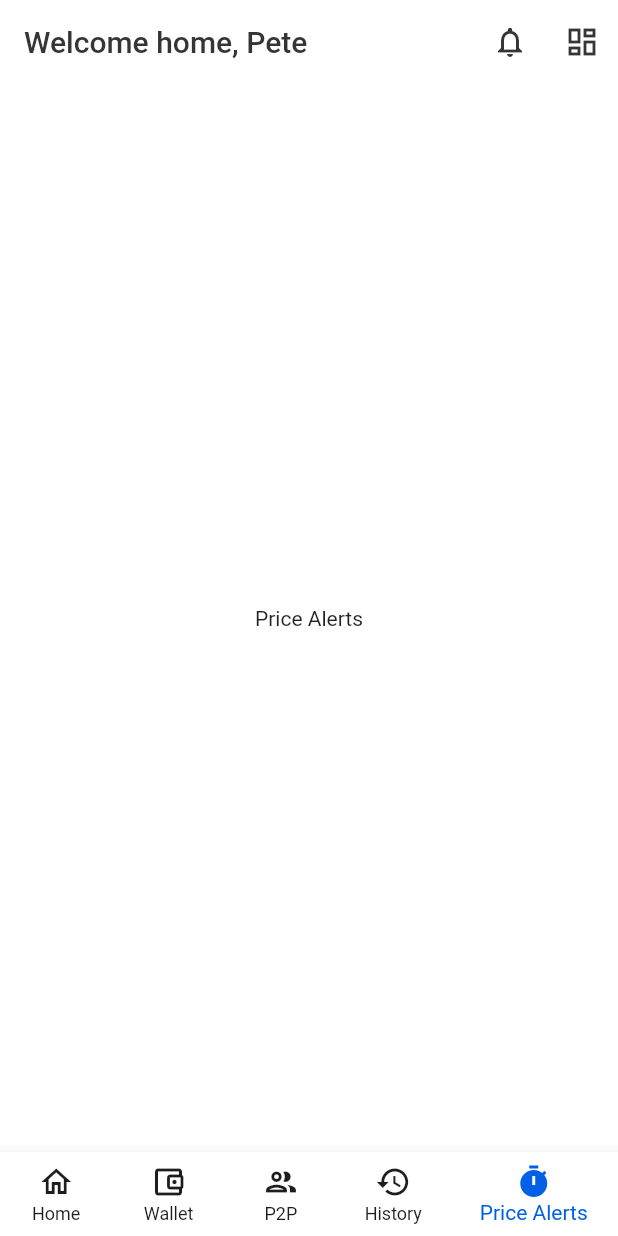
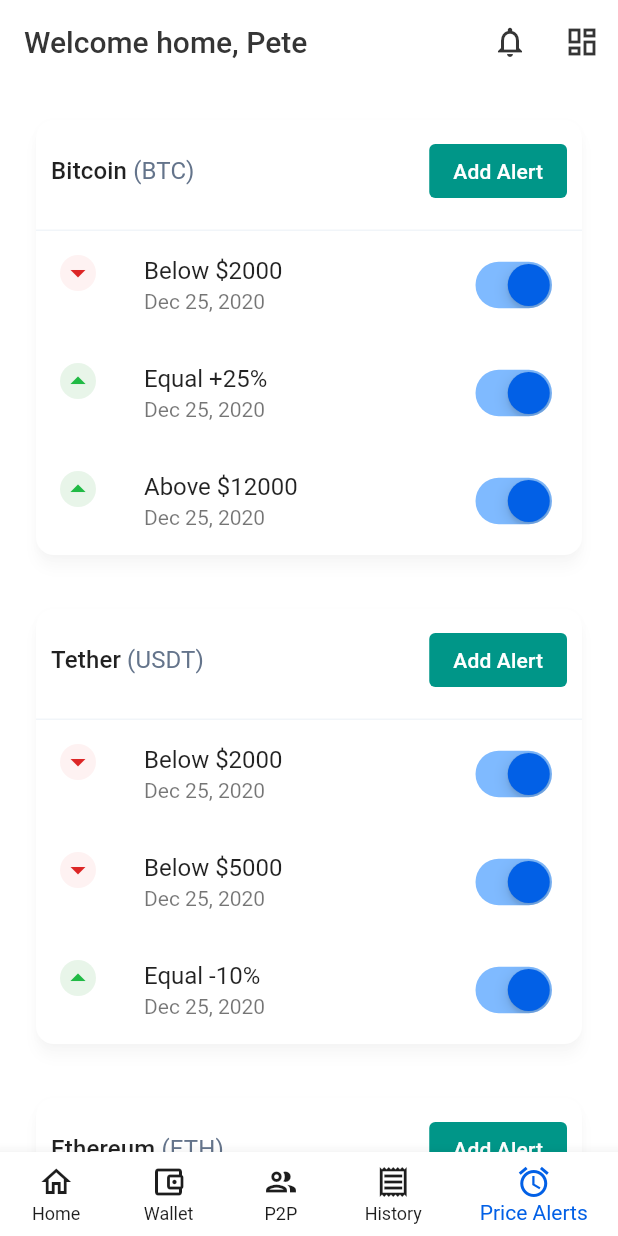
Before and after one commit to onumengine/coinswapr, a Flutter app: the HomePage screen opened by its route, item 5 of the bottom bar chosen, on a phone screen of 412 x 824 dp. Run offline on Flutter 3.47's test engine with Material 2 defaults, Android fonts, the phone set to English and light mode, and no system bars; our stand-ins replace equatable, get_it, otp_text_field, shared_preferences, transparent_image; accounts and stored records are empty; network calls fail.

Commit message:
build price alerts UI

```diff
--- /dev/null
+++ b/lib/core/temp/price_alert_groups.dart
@@ -0,0 +1,85 @@
+import 'package:coinswapr/models/price_alert.dart';
+
+List<PriceAlertGroup> priceAlertGroups = [
+  PriceAlertGroup(
+    coinSymbol: 'btc',
+    coinName: 'Bitcoin',
+    alerts: <PriceAlert>[
+      PriceAlert(
+        description: 'Below \$2000',
+        dateCreated: DateTime(2020, 12, 25),
+        price: 2000,
+        type: AlertType.below,
+        enabled: true,
+      ),
+      PriceAlert(
+        description: 'Equal +25%',
+        dateCreated: DateTime(2020, 12, 25),
+        price: 2000 + ((25/100) * 2000),
+        type: AlertType.equal,
+        enabled: true,
+      ),
+      PriceAlert(
+        description: 'Above \$12000',
+        dateCreated: DateTime(2020, 12, 25),
+        price: 12000,
+        type: AlertType.above,
+        enabled: true,
+      ),
+    ],
+  ),
+  PriceAlertGroup(
+    coinSymbol: 'usdt',
+    coinName: 'Tether',
+    alerts: <PriceAlert>[
+      PriceAlert(
+        description: 'Below \$2000',
+        dateCreated: DateTime(2020, 12, 25),
+        price: 2000,
+        type: AlertType.below,
+        enabled: true,
+      ),
+      PriceAlert(
+        description: 'Below \$5000',
+        dateCreated: DateTime(2020, 12, 25),
+        price: 5000,
+        type: AlertType.below,
+        enabled: true,
+      ),
+      PriceAlert(
+        description: 'Equal -10%',
+        dateCreated: DateTime(2020, 12, 25),
+        price: 12000 + ((-20/100) * 12000),
+        type: AlertType.equal,
+        enabled: true,
+      ),
+    ],
+  ),
+  PriceAlertGroup(
+    coinSymbol: 'eth',
+    coinName: 'Ethereum',
+    alerts: <PriceAlert>[
+      PriceAlert(
+        description: 'Below \$2000',
+        dateCreated: DateTime(2020, 12, 25),
+        price: 2000,
+        type: AlertType.below,
+        enabled: true,
+      ),
+      PriceAlert(
+        description: 'Below \$2000',
+        dateCreated: DateTime(2020, 12, 25),
+        price: 2000,
+        type: AlertType.below,
+        enabled: true,
+      ),
+      PriceAlert(
+        description: 'Above \$12000',
+        dateCreated: DateTime(2020, 12, 25),
+        price: 12000,
+        type: AlertType.above,
+        enabled: true,
+      ),
+    ],
+  ),
+];
--- a/lib/core/theming/color_palette.dart
+++ b/lib/core/theming/color_palette.dart
@@ -18,8 +18,10 @@ class ColorPalette {
   static const searchbarHintText = Color(0xFF94A3B8);
   static const greenIcon = Color(0xFF21BA45);
   static const greenIconBg = Color(0x1A21BA45);
+  static const greenPriceAlertIconBG = Color(0xFFE8F5E9);
   static const redIcon = Color(0xFFDC2626);
   static const redIconBG = Color(0x1ADC2626);
+  static const redPriceAlertIconBG = Color(0xFFFEF2F2);
   static const normalIcon = Color(0xFF353535);
   static const normalIconBG = Color(0xFFF1F5F9);
   static const blueIcon = Color(0xFF03A9F4);
@@ -31,4 +33,6 @@ class ColorPalette {
   static const activeSwitch = Color(0x800075FF);
   static const greyText = Color(0xFF64748B);
   static const blackText = Color(0xFF1E293B);
+  static const cardShadow = Color(0x04000000);
+  static const greenButtonSecondary = Color(0xFF009688);
 }
--- a/lib/core/utilities/format_date.dart
+++ b/lib/core/utilities/format_date.dart
@@ -14,7 +14,7 @@ String formatDate(DateTime date) {
     "Dec",
   ];
   int year = date.year;
-  String month = months[date.month];
+  String month = months[date.month - 1];
   int day = date.day;
   return "$month $day, $year";
 }
--- a/lib/models/coin.dart
+++ b/lib/models/coin.dart
@@ -1,13 +1,13 @@
 import 'package:equatable/equatable.dart';
 
 class Coin extends Equatable {
-  String symbol;
-  String name;
-  double amount;
-  double value;
-  double change;
+  final String symbol;
+  final String name;
+  final double amount;
+  final double value;
+  final double change;
 
-  Coin({
+  const Coin({
     required this.symbol,
     required this.name,
     required this.amount,
--- /dev/null
+++ b/lib/models/price_alert.dart
@@ -0,0 +1,51 @@
+import 'package:equatable/equatable.dart';
+
+enum AlertType {
+  above,
+  below,
+  equal,
+}
+
+class PriceAlert extends Equatable {
+  final String description;
+  final DateTime dateCreated;
+  final double price;
+  final AlertType type;
+  final bool enabled;
+
+  const PriceAlert({
+    required this.description,
+    required this.dateCreated,
+    required this.price,
+    required this.type,
+    required this.enabled,
+  });
+
+  @override
+  List<Object?> get props => [
+        description,
+        dateCreated,
+        price,
+        type,
+        enabled,
+      ];
+}
+
+class PriceAlertGroup extends Equatable {
+  final String coinSymbol;
+  final String coinName;
+  final List<PriceAlert> alerts;
+
+  const PriceAlertGroup({
+    required this.coinSymbol,
+    required this.coinName,
+    required this.alerts,
+  });
+
+  @override
+  List<Object?> get props => [
+    coinSymbol,
+    coinName,
+    alerts,
+  ];
+}
--- /dev/null
+++ b/lib/services/app_settings.dart
@@ -0,0 +1,9 @@
+import 'package:shared_preferences/shared_preferences.dart';
+
+class AppSettingsService {
+  SharedPreferences store;
+
+  AppSettingsService({
+    required this.store,
+  });
+}
--- /dev/null
+++ b/lib/viewmodels/price_alerts_vm.dart
@@ -0,0 +1,40 @@
+import 'package:coinswapr/core/temp/price_alert_groups.dart';
+import 'package:coinswapr/models/price_alert.dart';
+import 'package:equatable/equatable.dart';
+import 'package:flutter/material.dart';
+
+abstract class PriceAlertsState extends Equatable {}
+
+class EmptyState extends PriceAlertsState {
+  final int numberOfAlerts = 0;
+
+  @override
+  List<Object?> get props => [numberOfAlerts];
+}
+
+class LoadingState extends PriceAlertsState {
+  @override
+  List<Object?> get props => [];
+}
+
+class PopulatedState extends PriceAlertsState {
+  final int numberOfAlerts;
+
+  PopulatedState({ required this.numberOfAlerts });
+
+  @override
+  List<Object?> get props => [numberOfAlerts];
+}
+
+class PriceAlertsViewModel extends ChangeNotifier {
+  late PriceAlertsState _state;
+  late List<PriceAlertGroup> _alertGroups;
+
+  PriceAlertsViewModel() {
+    _state = LoadingState();
+    _alertGroups = priceAlertGroups;
+  }
+
+  PriceAlertsState get state => _state;
+  List<PriceAlertGroup> get alertGroups => _alertGroups;
+}
--- a/lib/views/components/price_alerts.dart
+++ b/lib/views/components/price_alerts.dart
@@ -1,3 +1,6 @@
+import 'package:coinswapr/core/temp/price_alert_groups.dart';
+import 'package:coinswapr/core/theming/color_palette.dart';
+import 'package:coinswapr/views/molecules/price_alert_tile.dart';
 import 'package:flutter/material.dart';
 
 class PriceAlerts extends StatefulWidget {
@@ -8,10 +11,100 @@ class PriceAlerts extends StatefulWidget {
 }
 
 class _PriceAlertsState extends State<PriceAlerts> {
+  final TextStyle _coinNameStyle = const TextStyle(
+    fontSize: 16,
+    fontWeight: FontWeight.w500,
+    letterSpacing: .1,
+    color: ColorPalette.tileTitleText,
+  );
+  final TextStyle _coinSymbolStyle = const TextStyle(
+    fontSize: 16,
+    fontWeight: FontWeight.w400,
+    letterSpacing: .1,
+    color: ColorPalette.greyText,
+  );
+
   @override
   Widget build(BuildContext context) {
-    return const Center(
-      child: Text("Price Alerts"),
+    return ListView(
+      padding: const EdgeInsets.all(24),
+      children: priceAlertGroups
+          .map(
+            (alertGroup) => Padding(
+              padding: const EdgeInsets.only(bottom: 36),
+              child: Container(
+                padding: EdgeInsets.zero,
+                decoration: BoxDecoration(
+                  color: ColorPalette.primaryWhite,
+                  borderRadius: BorderRadius.circular(12),
+                  boxShadow: const [
+                    BoxShadow(
+                      color: Color(0x04000000),
+                      offset: Offset(0, 1.85),
+                      blurRadius: 3.15,
+                      spreadRadius: 0,
+                    ),
+                    BoxShadow(
+                      color: Color(0x07000000),
+                      offset: Offset(0, 8.15),
+                      blurRadius: 6.52,
+                      spreadRadius: 0,
+                    ),
+                  ]
+                ),
+                child: Column(
+                  children: [
+                    Padding(
+                      padding: const EdgeInsets.all(10) +
+                          const EdgeInsets.only(bottom: 5),
+                      child: Row(
+                        mainAxisAlignment: MainAxisAlignment.spaceBetween,
+                        children: [
+                          Text.rich(
+                            TextSpan(
+                              text: alertGroup.coinName,
+                              style: _coinNameStyle,
+                              children: <TextSpan>[
+                                TextSpan(
+                                  text: " (${alertGroup.coinSymbol.toUpperCase()})",
+                                  style: _coinSymbolStyle,
+                                ),
+                              ],
+                            ),
+                          ),
+                          ElevatedButton(
+                            onPressed: () {},
+                            style: ElevatedButton.styleFrom(
+                              backgroundColor: ColorPalette.greenButtonSecondary,
+                              textStyle: const TextStyle(
+                                fontSize: 14,
+                                fontWeight: FontWeight.w500,
+                                letterSpacing: .1,
+                              ),
+                              elevation: 0,
+                              padding: const EdgeInsets.symmetric(vertical: 4, horizontal: 16),
+                            ),
+                            child: const Text("Add Alert"),
+                          ),
+                        ],
+                      ),
+                    ),
+                    const Divider(
+                      height: 1,
+                      thickness: 1,
+                      color: ColorPalette.searchInputBG,
+                    ),
+                    Column(
+                      children: alertGroup.alerts
+                          .map((alert) => PriceAlertTile(alert: alert))
+                          .toList(),
+                    ),
+                  ],
+                ),
+              ),
+            ),
+          )
+          .toList(),
     );
   }
 }
--- a/lib/views/components/wallet.dart
+++ b/lib/views/components/wallet.dart
@@ -113,4 +113,10 @@ class _WalletState extends State<Wallet> {
       ],
     );
   }
+
+  @override
+  void dispose() {
+    searchQuery.dispose();
+    super.dispose();
+  }
 }
--- /dev/null
+++ b/lib/views/molecules/price_alert_tile.dart
@@ -0,0 +1,64 @@
+import 'package:coinswapr/core/theming/color_palette.dart';
+import 'package:coinswapr/core/utilities/format_date.dart';
+import 'package:coinswapr/models/price_alert.dart';
+import 'package:flutter/cupertino.dart';
+import 'package:flutter/material.dart';
+
+class PriceAlertTile extends StatefulWidget {
+  final PriceAlert alert;
+
+  const PriceAlertTile({Key? key, required this.alert}) : super(key: key);
+
+  @override
+  State<PriceAlertTile> createState() => _PriceAlertTileState();
+}
+
+class _PriceAlertTileState extends State<PriceAlertTile> {
+  late bool _isEnabled;
+
+  @override
+  void initState() {
+    super.initState();
+    _isEnabled = widget.alert.enabled;
+  }
+
+  @override
+  Widget build(BuildContext context) {
+    return ListTile(
+      leading: Container(
+        height: 24,
+        width: 24,
+        decoration: BoxDecoration(
+          shape: BoxShape.circle,
+          color: (widget.alert.type == AlertType.below)
+              ? ColorPalette.redPriceAlertIconBG
+              : ColorPalette.greenPriceAlertIconBG,
+        ),
+        child: Center(
+          child: Icon(
+            (widget.alert.type == AlertType.below)
+                ? Icons.arrow_drop_down
+                : Icons.arrow_drop_up,
+            color: widget.alert.type == AlertType.below
+                ? ColorPalette.redIcon
+                : ColorPalette.greenIcon,
+          ),
+        ),
+      ),
+      title: Text(widget.alert.description),
+      subtitle: Text(formatDate(widget.alert.dateCreated)),
+      trailing: CupertinoSwitch(
+        onChanged: (value) {
+          setState(() {
+            _isEnabled = value;
+          });
+        },
+        value: _isEnabled,
+        activeColor: ColorPalette.activeSwitch,
+        thumbColor: _isEnabled
+            ? ColorPalette.primaryBlue
+            : ColorPalette.primaryWhite,
+      ),
+    );
+  }
+}
--- a/lib/views/pages/home.dart
+++ b/lib/views/pages/home.dart
@@ -67,7 +67,7 @@ class _HomePageState extends State<HomePage> {
           ),
           IconButton(
             onPressed: () {
-              showNotifications("No dashboard UI yet");
+              showNotifications("No settings UI yet");
             },
             icon: const Icon(Icons.dashboard_outlined),
           ),
@@ -111,13 +111,13 @@ class _HomePageState extends State<HomePage> {
             ),
             BottomNavigationBarItem(
               icon: Icon(
-                _currentNavbarIndex == 3 ? Icons.history : Icons.history_outlined,
+                _currentNavbarIndex == 3 ? Icons.receipt : Icons.receipt_outlined,
               ),
               label: "History",
             ),
             BottomNavigationBarItem(
               icon: Icon(
-                _currentNavbarIndex == 4 ? Icons.timer : Icons.timer_outlined,
+                _currentNavbarIndex == 4 ? Icons.alarm : Icons.alarm_outlined,
               ),
               label: "Price Alerts",
             ),
```
